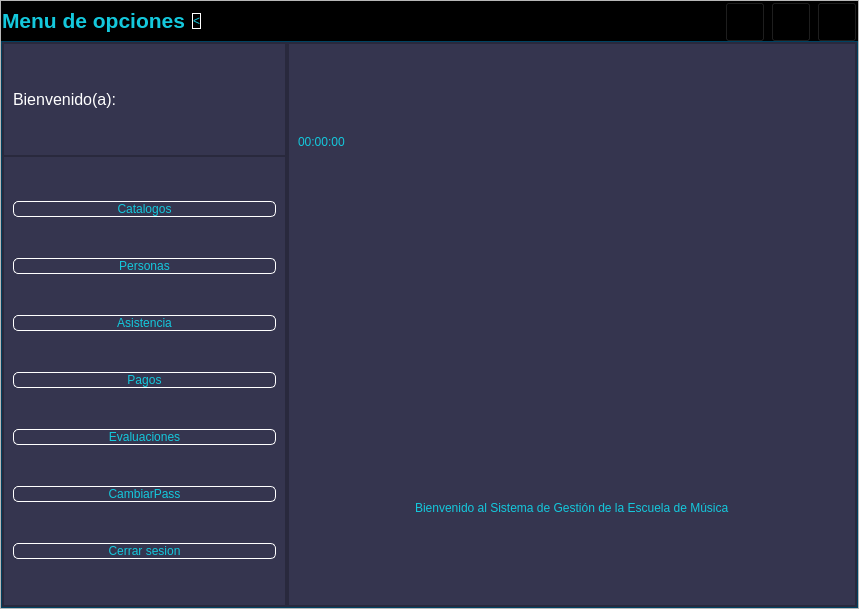
FaTeWendering/PracticaC4_1_admin_database, file PracticaC4_1/Gui/ControlWindows.ui: the form before one commit.
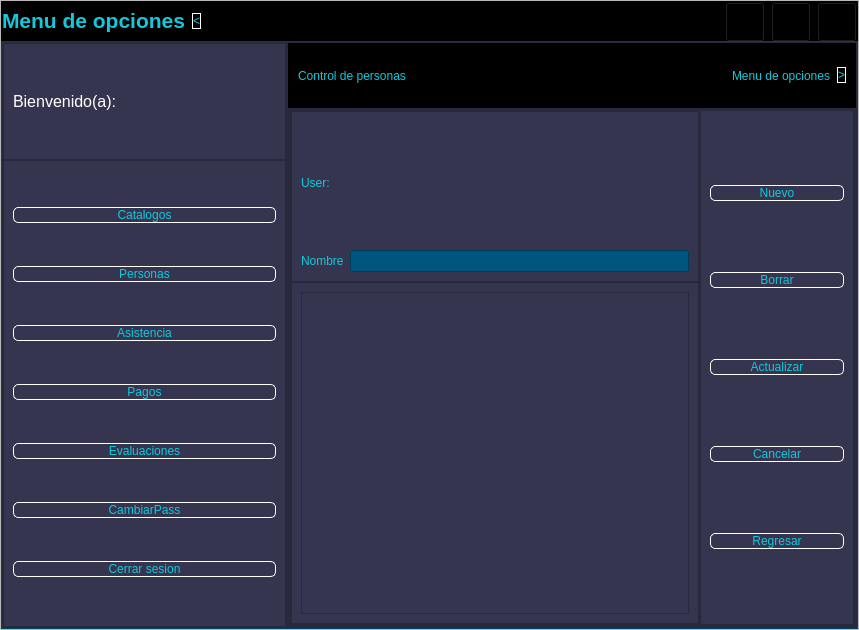
The form after the commit. The open tabs and pages were chosen to show the change. Icons and pictures are not drawn.

Diff of the .ui file:
```diff
--- a/PracticaC4_1/Gui/ControlWindows.ui
+++ b/PracticaC4_1/Gui/ControlWindows.ui
@@ -7,7 +7,7 @@
     <x>0</x>
     <y>0</y>
     <width>859</width>
-    <height>609</height>
+    <height>630</height>
    </rect>
   </property>
   <property name="windowTitle">
@@ -541,6 +541,323 @@
                 </item>
                </layout>
               </widget>
+              <widget class="QWidget" name="Catalogos">
+               <layout class="QHBoxLayout" name="horizontalLayout_11">
+                <item>
+                 <widget class="QLabel" name="label_8">
+                  <property name="text">
+                   <string>Catalogos</string>
+                  </property>
+                 </widget>
+                </item>
+               </layout>
+              </widget>
+              <widget class="QWidget" name="Personas">
+               <layout class="QVBoxLayout" name="verticalLayout_6" stretch="1,8">
+                <property name="spacing">
+                 <number>0</number>
+                </property>
+                <property name="leftMargin">
+                 <number>0</number>
+                </property>
+                <property name="topMargin">
+                 <number>0</number>
+                </property>
+                <property name="rightMargin">
+                 <number>0</number>
+                </property>
+                <property name="bottomMargin">
+                 <number>0</number>
+                </property>
+                <item>
+                 <widget class="QFrame" name="frame_9">
+                  <property name="styleSheet">
+                   <string notr="true">background-color: rgb(0, 0, 0);</string>
+                  </property>
+                  <property name="frameShape">
+                   <enum>QFrame::StyledPanel</enum>
+                  </property>
+                  <property name="frameShadow">
+                   <enum>QFrame::Raised</enum>
+                  </property>
+                  <layout class="QHBoxLayout" name="horizontalLayout_4">
+                   <item>
+                    <widget class="QLabel" name="label_2">
+                     <property name="text">
+                      <string>Control de personas</string>
+                     </property>
+                    </widget>
+                   </item>
+                   <item>
+                    <spacer name="horizontalSpacer_5">
+                     <property name="orientation">
+                      <enum>Qt::Horizontal</enum>
+                     </property>
+                     <property name="sizeHint" stdset="0">
+                      <size>
+                       <width>239</width>
+                       <height>20</height>
+                      </size>
+                     </property>
+                    </spacer>
+                   </item>
+                   <item>
+                    <widget class="QLabel" name="label_3">
+                     <property name="text">
+                      <string>Menu de opciones</string>
+                     </property>
+                    </widget>
+                   </item>
+                   <item>
+                    <widget class="QPushButton" name="pushButton_7">
+                     <property name="styleSheet">
+                      <string notr="true">QPushButton{
+font: 87 12pt &quot;Arial Black&quot;;
+background-color:#000000ff;
+color: rgb(20, 200, 220);
+border-radius:5px;
+border: 1px solid white;
+}
+
+QPushButton:hover {
+    background-color: black;
+}</string>
+                     </property>
+                     <property name="text">
+                      <string>&gt;</string>
+                     </property>
+                    </widget>
+                   </item>
+                  </layout>
+                 </widget>
+                </item>
+                <item>
+                 <widget class="QFrame" name="frame_10">
+                  <property name="frameShape">
+                   <enum>QFrame::StyledPanel</enum>
+                  </property>
+                  <property name="frameShadow">
+                   <enum>QFrame::Raised</enum>
+                  </property>
+                  <layout class="QVBoxLayout" name="verticalLayout_8" stretch="0">
+                   <property name="spacing">
+                    <number>0</number>
+                   </property>
+                   <property name="leftMargin">
+                    <number>0</number>
+                   </property>
+                   <property name="topMargin">
+                    <number>0</number>
+                   </property>
+                   <property name="rightMargin">
+                    <number>0</number>
+                   </property>
+                   <property name="bottomMargin">
+                    <number>0</number>
+                   </property>
+                   <item>
+                    <widget class="QFrame" name="frame_11">
+                     <property name="frameShape">
+                      <enum>QFrame::StyledPanel</enum>
+                     </property>
+                     <property name="frameShadow">
+                      <enum>QFrame::Raised</enum>
+                     </property>
+                     <layout class="QHBoxLayout" name="horizontalLayout_5" stretch="8,3">
+                      <property name="spacing">
+                       <number>0</number>
+                      </property>
+                      <property name="leftMargin">
+                       <number>0</number>
+                      </property>
+                      <property name="topMargin">
+                       <number>0</number>
+                      </property>
+                      <property name="rightMargin">
+                       <number>0</number>
+                      </property>
+                      <property name="bottomMargin">
+                       <number>0</number>
+                      </property>
+                      <item>
+                       <widget class="QFrame" name="frame_12">
+                        <property name="frameShape">
+                         <enum>QFrame::StyledPanel</enum>
+                        </property>
+                        <property name="frameShadow">
+                         <enum>QFrame::Raised</enum>
+                        </property>
+                        <layout class="QVBoxLayout" name="verticalLayout_11" stretch="4,8">
+                         <property name="spacing">
+                          <number>0</number>
+                         </property>
+                         <property name="leftMargin">
+                          <number>0</number>
+                         </property>
+                         <property name="topMargin">
+                          <number>0</number>
+                         </property>
+                         <property name="rightMargin">
+                          <number>0</number>
+                         </property>
+                         <property name="bottomMargin">
+                          <number>0</number>
+                         </property>
+                         <item>
+                          <widget class="QFrame" name="frame_18">
+                           <property name="frameShape">
+                            <enum>QFrame::StyledPanel</enum>
+                           </property>
+                           <property name="frameShadow">
+                            <enum>QFrame::Raised</enum>
+                           </property>
+                           <layout class="QVBoxLayout" name="verticalLayout_13">
+                            <item>
+                             <widget class="QLabel" name="label_4">
+                              <property name="text">
+                               <string>User:</string>
+                              </property>
+                             </widget>
+                            </item>
+                            <item>
+                             <layout class="QHBoxLayout" name="horizontalLayout_8">
+                              <item>
+                               <widget class="QLabel" name="label_5">
+                                <property name="text">
+                                 <string>Nombre</string>
+                                </property>
+                               </widget>
+                              </item>
+                              <item>
+                               <widget class="QLineEdit" name="lineEdit"/>
+                              </item>
+                             </layout>
+                            </item>
+                           </layout>
+                          </widget>
+                         </item>
+                         <item>
+                          <widget class="QFrame" name="frame_19">
+                           <property name="frameShape">
+                            <enum>QFrame::StyledPanel</enum>
+                           </property>
+                           <property name="frameShadow">
+                            <enum>QFrame::Raised</enum>
+                           </property>
+                           <layout class="QHBoxLayout" name="horizontalLayout_9">
+                            <item>
+                             <widget class="QTableWidget" name="tableWidget"/>
+                            </item>
+                           </layout>
+                          </widget>
+                         </item>
+                        </layout>
+                       </widget>
+                      </item>
+                      <item>
+                       <widget class="QFrame" name="frame_13">
+                        <property name="styleSheet">
+                         <string notr="true">QFrame{
+background-color:rgb(53,53,79);
+}
+QPushButton{
+font: 87 12pt &quot;Arial Black&quot;;
+background-color:#000000ff;
+color: rgb(20, 200, 220);
+border-radius:5px;
+border: 1px solid white;
+}
+
+QPushButton:hover {
+    background-color: black;
+}</string>
+                        </property>
+                        <property name="frameShape">
+                         <enum>QFrame::StyledPanel</enum>
+                        </property>
+                        <property name="frameShadow">
+                         <enum>QFrame::Raised</enum>
+                        </property>
+                        <layout class="QVBoxLayout" name="verticalLayout_12">
+                         <item>
+                          <widget class="QPushButton" name="pushButton_2">
+                           <property name="text">
+                            <string>Nuevo</string>
+                           </property>
+                          </widget>
+                         </item>
+                         <item>
+                          <widget class="QPushButton" name="pushButton_5">
+                           <property name="text">
+                            <string>Borrar</string>
+                           </property>
+                          </widget>
+                         </item>
+                         <item>
+                          <widget class="QPushButton" name="pushButton_6">
+                           <property name="text">
+                            <string>Actualizar</string>
+                           </property>
+                          </widget>
+                         </item>
+                         <item>
+                          <widget class="QPushButton" name="pushButton_8">
+                           <property name="text">
+                            <string>Cancelar</string>
+                           </property>
+                          </widget>
+                         </item>
+                         <item>
+                          <widget class="QPushButton" name="pushButton_9">
+                           <property name="text">
+                            <string>Regresar</string>
+                           </property>
+                          </widget>
+                         </item>
+                        </layout>
+                       </widget>
+                      </item>
+                     </layout>
+                    </widget>
+                   </item>
+                  </layout>
+                 </widget>
+                </item>
+               </layout>
+              </widget>
+              <widget class="QWidget" name="Asistencia">
+               <layout class="QHBoxLayout" name="horizontalLayout_10">
+                <item>
+                 <widget class="QLabel" name="label_6">
+                  <property name="text">
+                   <string>Asistencia</string>
+                  </property>
+                 </widget>
+                </item>
+               </layout>
+              </widget>
+              <widget class="QWidget" name="Pagos">
+               <layout class="QHBoxLayout" name="horizontalLayout_13">
+                <item>
+                 <widget class="QLabel" name="label_10">
+                  <property name="text">
+                   <string>Pagos</string>
+                  </property>
+                 </widget>
+                </item>
+               </layout>
+              </widget>
+              <widget class="QWidget" name="Evaluaciones">
+               <layout class="QHBoxLayout" name="horizontalLayout_12">
+                <item>
+                 <widget class="QLabel" name="label_9">
+                  <property name="text">
+                   <string>Evaluaciones</string>
+                  </property>
+                 </widget>
+                </item>
+               </layout>
+              </widget>
               <widget class="QWidget" name="Cambiarpass">
                <layout class="QVBoxLayout" name="verticalLayout_15" stretch="1,8">
                 <property name="spacing">
```
